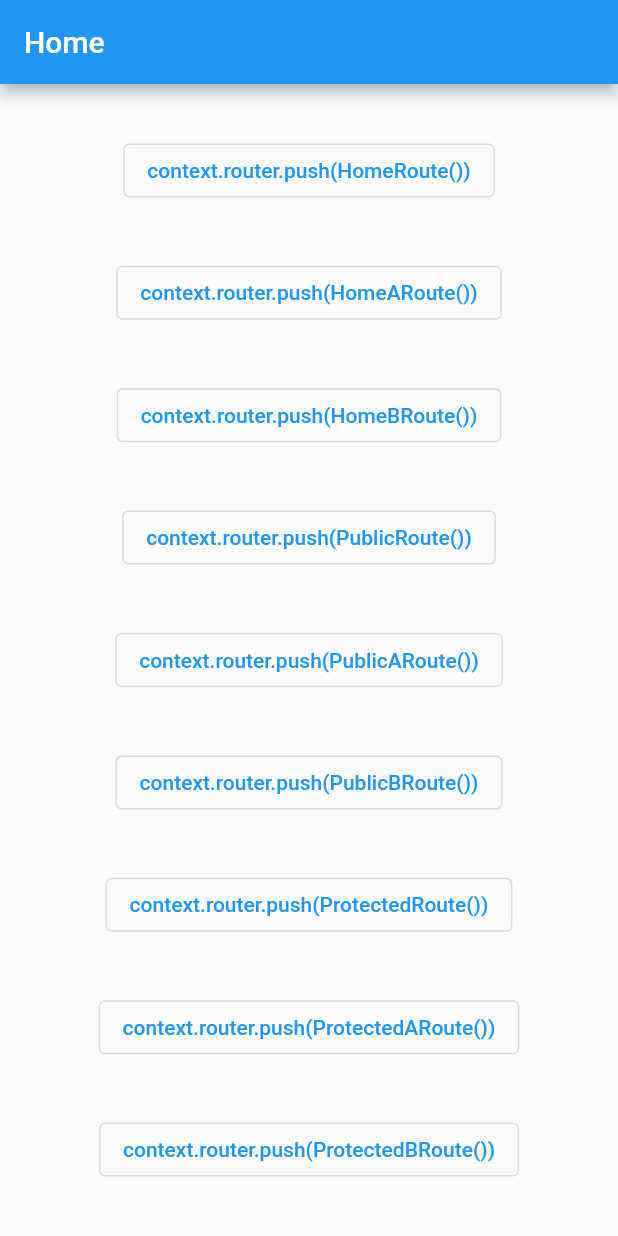
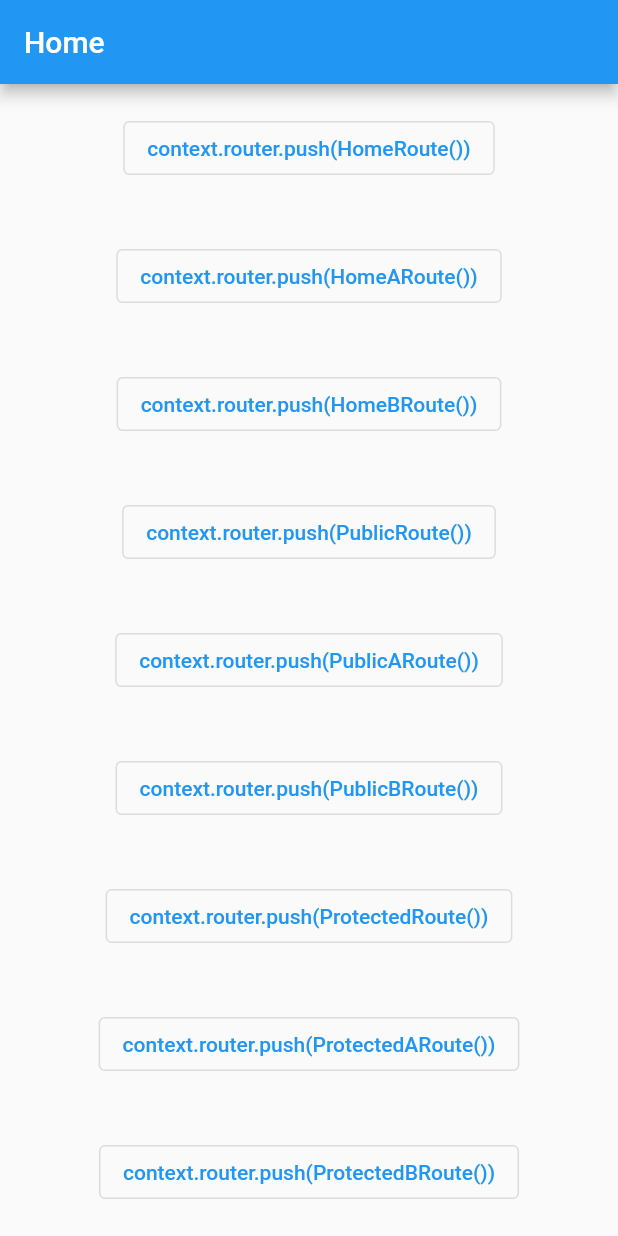
Before and after one commit to nguyenxndaidev/auto_route_example, a Flutter app: the screen it shows after launch, on a phone screen of 412 x 824 dp. Run offline on Flutter 3.47's test engine with Material 2 defaults, Android fonts, the light colour scheme and no system bars; our stand-ins replace auto_route; generated files the repository leaves out were written again.

Commit message:
Space Around for button column

```diff
--- a/lib/widgets.dart
+++ b/lib/widgets.dart
@@ -1,5 +1,6 @@
 import 'package:auto_route/auto_route.dart';
 import 'package:auto_route_example/router.gr.dart';
+import 'package:flutter/cupertino.dart';
 import 'package:flutter/material.dart';
 
 class NavigationButtons extends StatelessWidget {
@@ -8,53 +9,44 @@ class NavigationButtons extends StatelessWidget {
   @override
   Widget build(BuildContext context) {
     return Column(
+      mainAxisAlignment: MainAxisAlignment.spaceAround,
       children: [
-        Spacer(),
         OutlinedButton(
           onPressed: () => context.router.push(HomeRoute()),
           child: Text('context.router.push(HomeRoute())'),
         ),
-        Spacer(),
         OutlinedButton(
           onPressed: () => context.router.push(HomeARoute()),
           child: Text('context.router.push(HomeARoute())'),
         ),
-        Spacer(),
         OutlinedButton(
           onPressed: () => context.router.push(HomeBRoute()),
           child: Text('context.router.push(HomeBRoute())'),
         ),
-        Spacer(),
         OutlinedButton(
           onPressed: () => context.router.push(PublicRoute()),
           child: Text('context.router.push(PublicRoute())'),
         ),
-        Spacer(),
         OutlinedButton(
           onPressed: () => context.router.push(PublicARoute()),
           child: Text('context.router.push(PublicARoute())'),
         ),
-        Spacer(),
         OutlinedButton(
           onPressed: () => context.router.push(PublicBRoute()),
           child: Text('context.router.push(PublicBRoute())'),
         ),
-        Spacer(),
         OutlinedButton(
           onPressed: () => context.router.push(ProtectedRoute()),
           child: Text('context.router.push(ProtectedRoute())'),
         ),
-        Spacer(),
         OutlinedButton(
           onPressed: () => context.router.push(ProtectedARoute()),
           child: Text('context.router.push(ProtectedARoute())'),
         ),
-        Spacer(),
         OutlinedButton(
           onPressed: () => context.router.push(ProtectedBRoute()),
           child: Text('context.router.push(ProtectedBRoute())'),
         ),
-        Spacer(),
       ],
     );
   }
```
